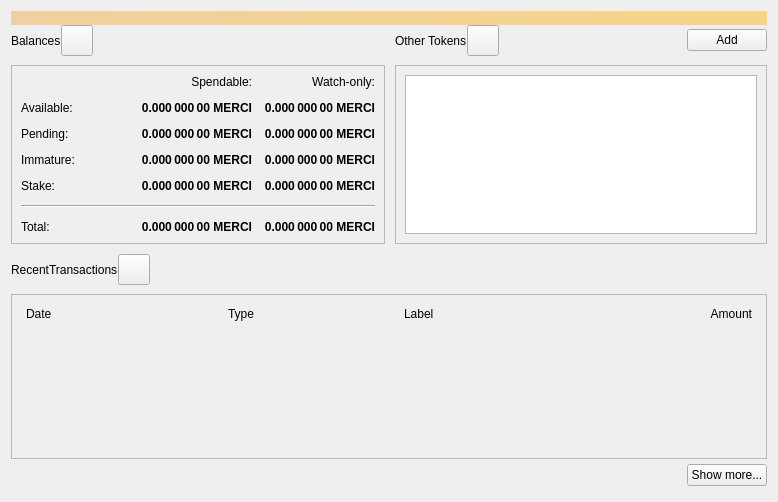
Qt form src/qt/forms/overviewpage.ui (merciproject/merci) before a commit.
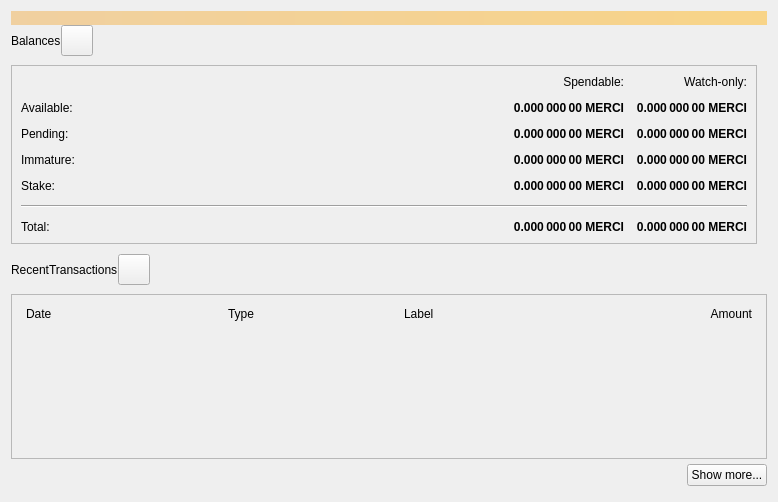
The same form after that commit. Icons and pictures are not drawn.

Patch:
```diff
--- a/src/qt/forms/overviewpage.ui
+++ b/src/qt/forms/overviewpage.ui
@@ -38,84 +38,6 @@
    </item>
    <item>
     <layout class="QGridLayout" name="gridLayout_2">
-     <item row="0" column="2">
-      <layout class="QHBoxLayout" name="horizontalLayout_4">
-       <property name="bottomMargin">
-        <number>9</number>
-       </property>
-       <item>
-        <widget class="QLabel" name="labelTokens">
-         <property name="text">
-          <string>Other Tokens</string>
-         </property>
-        </widget>
-       </item>
-       <item>
-        <widget class="QToolButton" name="labelTokenStatus">
-         <property name="toolTip">
-          <string>The displayed information may be out of date. Your wallet automatically synchronizes with the Merci network after a connection is established, but this process has not completed yet.</string>
-         </property>
-         <property name="text">
-          <string/>
-         </property>
-         <property name="iconSize">
-          <size>
-           <width>24</width>
-           <height>24</height>
-          </size>
-         </property>
-         <property name="flat" stdset="0">
-          <bool>false</bool>
-         </property>
-        </widget>
-       </item>
-       <item>
-        <spacer name="horizontalSpacer_7">
-         <property name="orientation">
-          <enum>Qt::Horizontal</enum>
-         </property>
-         <property name="sizeHint" stdset="0">
-          <size>
-           <width>40</width>
-           <height>20</height>
-          </size>
-         </property>
-        </spacer>
-       </item>
-       <item>
-        <widget class="QPushButton" name="buttonAddToken">
-         <property name="text">
-          <string>Add</string>
-         </property>
-        </widget>
-       </item>
-      </layout>
-     </item>
-     <item row="1" column="2">
-      <widget class="QFrame" name="frameOtherTokens">
-       <property name="minimumSize">
-        <size>
-         <width>0</width>
-         <height>100</height>
-        </size>
-       </property>
-       <property name="frameShape">
-        <enum>QFrame::StyledPanel</enum>
-       </property>
-       <property name="frameShadow">
-        <enum>QFrame::Raised</enum>
-       </property>
-       <layout class="QVBoxLayout" name="verticalLayout_10">
-        <item>
-         <widget class="QListView" name="listTokens">
-          <property name="enabled">
-           <bool>true</bool>
-          </property>
-         </widget>
-        </item>
-       </layout>
-      </widget>
-     </item>
      <item row="1" column="0">
       <widget class="QFrame" name="frameBalances">
        <property name="frameShape">
```
